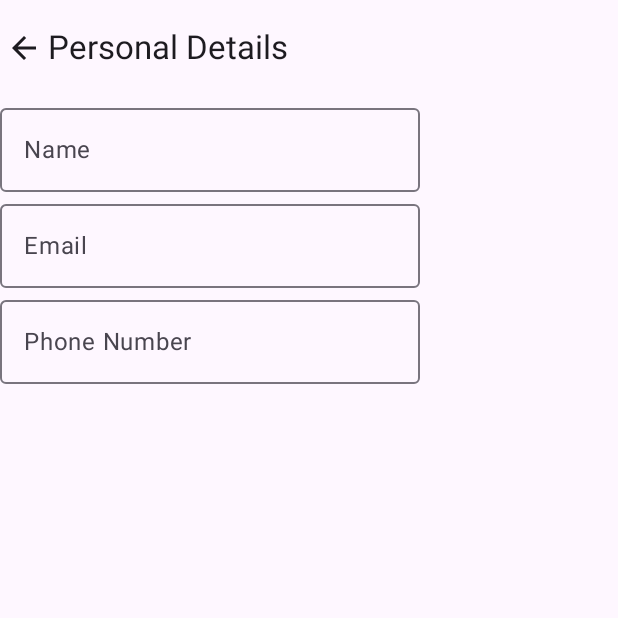
After one commit to sourabhkumar47/ResQFood, an Android app built with Jetpack Compose: the composable PersonalDetails shown on its own in the app's theme, on a phone screen of 412 x 824 dp, the top half of it. The commit adds this screen. Run offline under Robolectric (Android 15) with nearby library versions, the phone set to English and light mode, and no system bars; our stand-ins replace Firebase (no records; nobody signed in at launch, a user with empty details on screens opened directly).

Commit message:
Profile details created

```diff
--- a/app/build.gradle.kts
+++ b/app/build.gradle.kts
@@ -127,4 +127,5 @@ dependencies {
 
     implementation(libs.kotlinx.coroutines.android)
 
+    implementation(libs.coil.compose)
 }
--- a/app/src/main/AndroidManifest.xml
+++ b/app/src/main/AndroidManifest.xml
@@ -15,7 +15,7 @@
         android:theme="@style/Theme.ResQFood"
         tools:targetApi="31">
         <activity
-            android:name=".MainActivity"
+            android:name=".presentation.MainActivity"
             android:exported="true"
             android:label="@string/app_name"
             android:theme="@style/Theme.ResQFood">
--- a/app/src/main/java/com/project/resqfood/presentation/login/BottomNavigation/MainScreen.kt
+++ b/app/src/main/java/com/project/resqfood/presentation/BottomNavigation/MainScreen.kt
@@ -1,4 +1,4 @@
-package com.project.resqfood.presentation.login.BottomNavigation
+package com.project.resqfood.presentation.BottomNavigation
 
 import androidx.compose.foundation.Image
 import androidx.compose.foundation.background
--- a/app/src/main/java/com/project/resqfood/presentation/login/BottomNavigation/Trust.kt
+++ b/app/src/main/java/com/project/resqfood/presentation/BottomNavigation/Trust.kt
@@ -1,4 +1,4 @@
-package com.project.resqfood.presentation.login.BottomNavigation
+package com.project.resqfood.presentation.BottomNavigation
 
 import android.graphics.drawable.Icon
 import androidx.compose.animation.animateContentSize
--- a/app/src/main/java/com/project/resqfood/presentation/login/Destinations.kt
+++ b/app/src/main/java/com/project/resqfood/presentation/Destinations.kt
@@ -1,4 +1,4 @@
-package com.project.resqfood.presentation.login
+package com.project.resqfood.presentation
 
 sealed class Destinations(val route: String) {
     data object SignIn: Destinations("signIn")
--- a/app/src/main/java/com/project/resqfood/MainActivity.kt
+++ b/app/src/main/java/com/project/resqfood/presentation/MainActivity.kt
@@ -1,4 +1,4 @@
-package com.project.resqfood
+package com.project.resqfood.presentation
 
 import android.os.Build
 import android.os.Bundle
@@ -11,8 +11,7 @@ import androidx.navigation.compose.composable
 import androidx.navigation.compose.rememberNavController
 import com.google.firebase.auth.FirebaseAuth
 import com.google.firebase.auth.PhoneAuthProvider
-import com.project.resqfood.presentation.login.BottomNavigation.MainScreen
-import com.project.resqfood.presentation.login.Destinations
+import com.project.resqfood.presentation.BottomNavigation.MainScreen
 import com.project.resqfood.presentation.login.ForgotPassword
 import com.project.resqfood.presentation.login.OTPVerificationUI
 import com.project.resqfood.presentation.login.SignInUI
--- /dev/null
+++ b/app/src/main/java/com/project/resqfood/presentation/login/PersonalDetails.kt
@@ -0,0 +1,82 @@
+package com.project.resqfood.presentation.login
+
+import android.widget.Toast
+import androidx.compose.foundation.layout.padding
+import androidx.compose.foundation.lazy.LazyColumn
+import androidx.compose.material.icons.Icons
+import androidx.compose.material.icons.automirrored.filled.ArrowBack
+import androidx.compose.material3.ExperimentalMaterial3Api
+import androidx.compose.material3.Icon
+import androidx.compose.material3.OutlinedTextField
+import androidx.compose.material3.Scaffold
+import androidx.compose.material3.Text
+import androidx.compose.material3.TopAppBar
+import androidx.compose.runtime.Composable
+import androidx.compose.runtime.getValue
+import androidx.compose.runtime.mutableStateOf
+import androidx.compose.runtime.remember
+import androidx.compose.runtime.setValue
+import androidx.compose.ui.Modifier
+import androidx.compose.ui.platform.LocalContext
+import androidx.compose.ui.tooling.preview.Preview
+import com.google.firebase.auth.FirebaseAuth
+
+@OptIn(ExperimentalMaterial3Api::class)
+@Preview (showBackground = true)
+@Composable
+fun PersonalDetails() {
+    val context = LocalContext.current
+    val user = FirebaseAuth.getInstance().currentUser
+    if(user == null){
+        Toast.makeText(context, "User not logged in", Toast.LENGTH_SHORT).show()
+        //Proceed to sign in screen
+        return
+    }
+    var name by remember {
+        mutableStateOf("")
+    }
+    val email by remember {
+        mutableStateOf("")
+    }
+    val phoneNumber by remember {
+        mutableStateOf("")
+    }
+    val profilePictureUrl by remember {
+        mutableStateOf("")
+    }
+    @Composable
+    fun TopAppBarComposable(){
+        TopAppBar(title = {
+            Text(text = "Personal Details")
+        }
+        , navigationIcon = {
+            //Back Button
+            Icon(imageVector = Icons.AutoMirrored.Filled.ArrowBack, contentDescription = "Back button")
+            })
+    }
+    @Composable
+    fun ProfileImage(){
+
+    }
+    Scaffold(
+        topBar = {
+            TopAppBarComposable()
+        }
+    ) { paddingValues ->
+        LazyColumn(Modifier.padding(paddingValues)) {
+            item {
+                //Profile Picture
+                ProfileImage()
+            }
+            item {
+                OutlinedTextField(value = name?:"", onValueChange = {name = it}, label = {Text("Name")})
+            }
+            item {
+                OutlinedTextField(value = email?:"", onValueChange = {}, label = {Text("Email")})
+            }
+            item {
+                OutlinedTextField(value = phoneNumber?:"", onValueChange = {}, label = {Text("Phone Number")})
+            }
+        }
+    }
+}
--- a/app/src/main/java/com/project/resqfood/presentation/login/PhoneNumberSignIn.kt
+++ b/app/src/main/java/com/project/resqfood/presentation/login/PhoneNumberSignIn.kt
@@ -12,7 +12,7 @@ import com.google.firebase.auth.FirebaseAuthMissingActivityForRecaptchaException
 import com.google.firebase.auth.PhoneAuthCredential
 import com.google.firebase.auth.PhoneAuthOptions
 import com.google.firebase.auth.PhoneAuthProvider
-import com.project.resqfood.MainActivity
+import com.project.resqfood.presentation.MainActivity
 import kotlinx.coroutines.CoroutineScope
 import kotlinx.coroutines.Dispatchers
 import kotlinx.coroutines.launch
--- a/app/src/main/java/com/project/resqfood/presentation/login/SignInUI.kt
+++ b/app/src/main/java/com/project/resqfood/presentation/login/SignInUI.kt
@@ -75,8 +75,9 @@ import androidx.compose.ui.unit.dp
 import androidx.lifecycle.viewmodel.compose.viewModel
 import androidx.navigation.NavController
 import com.google.firebase.auth.FirebaseAuth
-import com.project.resqfood.MainActivity
+import com.project.resqfood.presentation.MainActivity
 import com.project.resqfood.R
+import com.project.resqfood.presentation.Destinations
 
 
 /**
--- a/gradle/libs.versions.toml
+++ b/gradle/libs.versions.toml
@@ -1,5 +1,6 @@
 [versions]
 agp = "8.4.0"
+coilCompose = "2.6.0"
 credentialsPlayServicesAuth = "1.3.0-alpha04"
 firebaseAnalytics = "22.0.0"
 firebaseAuthKtx = "23.0.0"
@@ -32,6 +33,7 @@ androidx-credentials = { module = "androidx.credentials:credentials", version.re
 androidx-credentials-play-services-auth = { module = "androidx.credentials:credentials-play-services-auth", version.ref = "credentialsPlayServicesAuth" }
 androidx-lifecycle-livedata-ktx = { module = "androidx.lifecycle:lifecycle-livedata-ktx", version.ref = "lifecycleLivedataKtx" }
 androidx-material-icons-extended = { module = "androidx.compose.material:material-icons-extended", version.ref = "materialIconsExtendedVersion" }
+coil-compose = { module = "io.coil-kt:coil-compose", version.ref = "coilCompose" }
 firebase-analytics = { module = "com.google.firebase:firebase-analytics" }
 firebase-auth-ktx = { module = "com.google.firebase:firebase-auth-ktx", version.ref = "firebaseAuthKtx" }
 firebase-bom = { module = "com.google.firebase:firebase-bom", version.ref = "firebaseBom" }
```
Also changed, not shown: app/src/main/java/com/project/resqfood/presentation/login/SignInViewModel.kt (+1 -6 lines), app/src/main/java/com/project/resqfood/presentation/BottomNavigation/BottomNavigationItem.kt (renamed from app/src/main/java/com/project/resqfood/presentation/login/BottomNavigation/BottomNavigationItem.kt).
